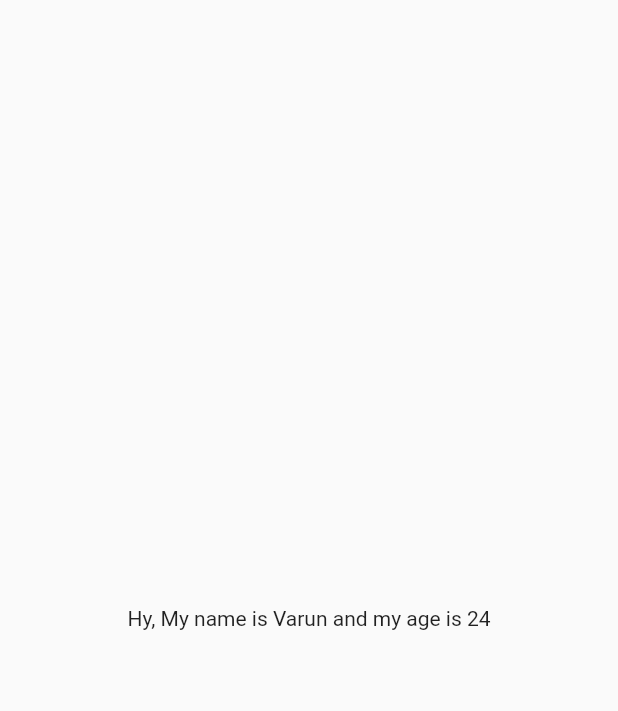
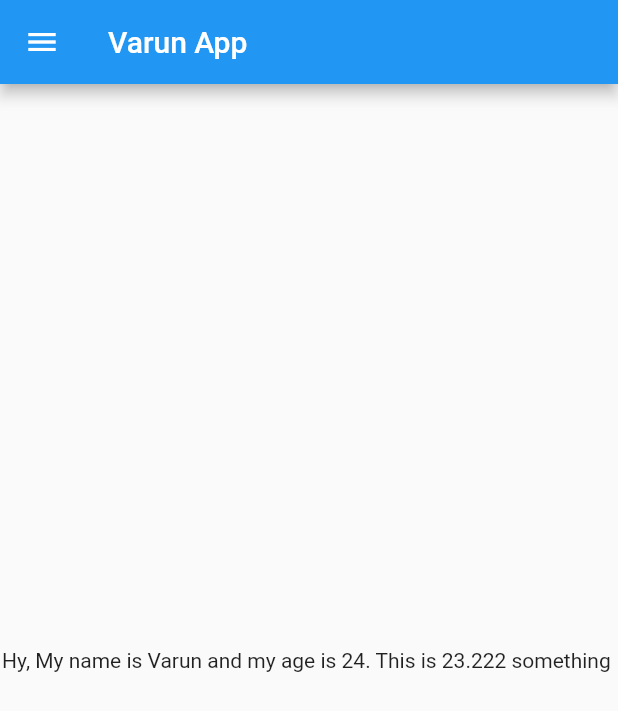
Before and after one commit to code-varun/flutter_demo_App, a Flutter app: the screen it shows after launch, on a phone screen of 412 x 824 dp. Shown: the top 711 px of the screen. Run offline on Flutter 3.47's test engine with Material 2 defaults, Android fonts, the phone set to English and light mode, and no system bars.

Commit message:
Varun app

```diff
--- /dev/null
+++ b/lib/homepage.dart
@@ -0,0 +1,32 @@
+import 'package:flutter/material.dart';
+
+class Homepage extends StatelessWidget {
+  // const ({ Key? key }) : super(key: key);
+
+  @override
+  Widget build(BuildContext context) {
+    final int varunAge = 24;
+    final String name = "Varun";
+
+    // var something = 23;
+    // var something = "ANYTHING";
+    var something = 23.222;
+    // var something = true;
+    return Scaffold(
+      appBar: AppBar(
+        // MOSTLY JO PROPERTY KA NAAM HOTA H VAHI WIDGET KA NAAM HOTA LIKE appbar(prop) : AppBar(Widget)
+
+        title: Text("Varun App"),
+        // Yeh tiltle h voh widget lera h so we use text("SOMETHING") so parse anything => string
+      ),
+      body: Center(
+        child: Container(
+          child: Text(
+              "Hy, My name is $name and my age is $varunAge. This is $something something "),
+        ),
+      ),
+      drawer: Drawer(),
+      // Yeh h hamburger
+    );
+  }
+}
--- a/lib/main.dart
+++ b/lib/main.dart
@@ -1,3 +1,4 @@
+import 'package:demo/homepage.dart';
 import 'package:flutter/material.dart';
 // cupertino app bi use kar sakte i h
 
@@ -12,18 +13,6 @@ class MyApp extends StatelessWidget {
 
   @override
   Widget build(BuildContext context) {
-    int varun_age = 24;
-    String name = "Varun";
-
-    return MaterialApp(
-      debugShowCheckedModeBanner: false,
-      home: Material(
-        child: Center(
-          child: Container(
-            child: Text("Hy, My name is $name and my age is $varun_age"),
-          ),
-        ),
-      ),
-    );
+    return MaterialApp(debugShowCheckedModeBanner: false, home: Homepage());
   }
 }
```
Also changed, not shown: github_images/day1.png (added), 1 other file.
